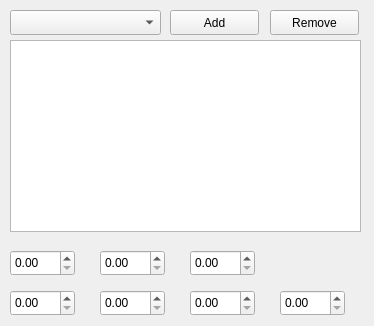
Qt form resource/add_object_panel.ui (Lab-CORO/curobo_rviz) before a commit.
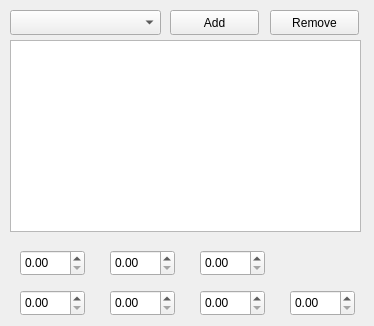
The same form after that commit.

Commit message: fix base layout for adding objects

The edit to the form file:
```diff
--- a/resource/add_object_panel.ui
+++ b/resource/add_object_panel.ui
@@ -26,7 +26,7 @@
   <widget class="QDoubleSpinBox" name="doubleSpinBox">
    <property name="geometry">
     <rect>
-     <x>10</x>
+     <x>20</x>
      <y>250</y>
      <width>65</width>
      <height>26</height>
@@ -36,7 +36,7 @@
   <widget class="QDoubleSpinBox" name="doubleSpinBox_2">
    <property name="geometry">
     <rect>
-     <x>100</x>
+     <x>110</x>
      <y>250</y>
      <width>65</width>
      <height>26</height>
@@ -46,7 +46,7 @@
   <widget class="QDoubleSpinBox" name="doubleSpinBox_3">
    <property name="geometry">
     <rect>
-     <x>190</x>
+     <x>200</x>
      <y>250</y>
      <width>65</width>
      <height>26</height>
@@ -56,7 +56,7 @@
   <widget class="QDoubleSpinBox" name="doubleSpinBox_4">
    <property name="geometry">
     <rect>
-     <x>10</x>
+     <x>20</x>
      <y>290</y>
      <width>65</width>
      <height>26</height>
@@ -66,7 +66,7 @@
   <widget class="QDoubleSpinBox" name="doubleSpinBox_5">
    <property name="geometry">
     <rect>
-     <x>100</x>
+     <x>110</x>
      <y>290</y>
      <width>65</width>
      <height>26</height>
@@ -76,7 +76,7 @@
   <widget class="QDoubleSpinBox" name="doubleSpinBox_6">
    <property name="geometry">
     <rect>
-     <x>190</x>
+     <x>200</x>
      <y>290</y>
      <width>65</width>
      <height>26</height>
@@ -86,7 +86,7 @@
   <widget class="QDoubleSpinBox" name="doubleSpinBox_7">
    <property name="geometry">
     <rect>
-     <x>280</x>
+     <x>290</x>
      <y>290</y>
      <width>65</width>
      <height>26</height>
```
The commit also changes 8 other files.
